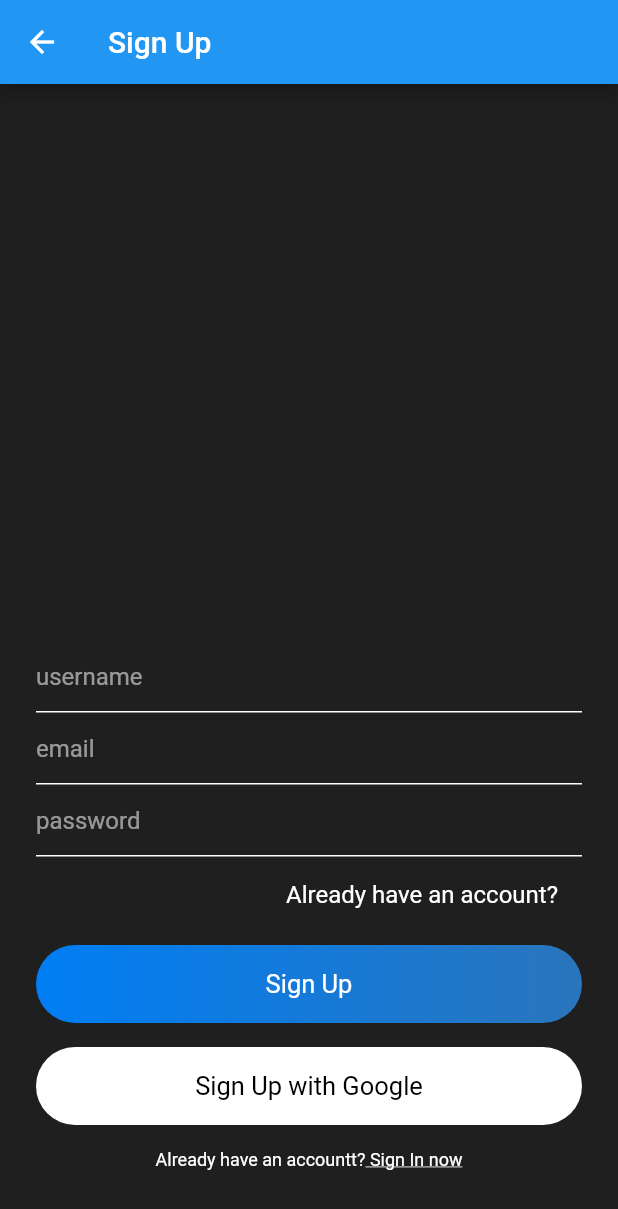
After one commit to John-Major/Musable, a Flutter app: the SignUp screen opened directly, on a phone screen of 412 x 824 dp. The commit adds this screen. Shown: the top 1209 px of the screen. Run offline on Flutter 3.47's test engine with Material 2 defaults, Android fonts, the phone set to English and light mode, and no system bars; our stand-ins replace firebase_auth, flutter_speed_dial, logger; missing offline and left inert: spotify_sdk; accounts and stored records are empty.

Commit message:
added firebase and login page

```diff
--- /dev/null
+++ b/lib/core/widgets/text_style.dart
@@ -0,0 +1,15 @@
+import 'package:flutter/material.dart';
+
+InputDecoration textFieldInputDecoration(String hintText) {
+  return InputDecoration(
+      hintText: hintText,
+      hintStyle: TextStyle(color: Colors.white54),
+      focusedBorder:
+          UnderlineInputBorder(borderSide: BorderSide(color: Colors.white)),
+      enabledBorder:
+          UnderlineInputBorder(borderSide: BorderSide(color: Colors.white)));
+}
+
+TextStyle customTextStyle(Color color, double fontSize) {
+  return TextStyle(color: color, fontSize: fontSize);
+}
--- /dev/null
+++ b/lib/features/login_page/sign_up.dart
@@ -0,0 +1,133 @@
+import 'package:flutter/material.dart';
+import 'package:flutterproject1/core/widgets/text_style.dart';
+
+class SignUp extends StatefulWidget {
+  @override
+  _SignUpState createState() => _SignUpState();
+}
+
+class _SignUpState extends State<SignUp> {
+  TextEditingController userNameTextEditController =
+      new TextEditingController();
+  TextEditingController emailTextEditController = new TextEditingController();
+  TextEditingController passwordTextEditController =
+      new TextEditingController();
+
+  void signMeUp() {
+    if (formKey.currentState.validate()) {}
+  }
+
+  final formKey = GlobalKey<FormState>();
+
+  @override
+  Widget build(BuildContext context) {
+    return Scaffold(
+      backgroundColor: Color(0xff1f1f1f),
+      appBar: AppBar(
+        title: Text("Sign Up"),
+      ),
+      body: SingleChildScrollView(
+        child: Container(
+          height: MediaQuery.of(context).size.height - 50,
+          alignment: Alignment.bottomCenter,
+          child: Container(
+            padding: EdgeInsets.symmetric(horizontal: 24),
+            child: Column(
+              mainAxisSize: MainAxisSize.min,
+              children: [
+                Form(
+                  key: formKey,
+                  child: Column(
+                    children: [
+                      TextFormField(
+                        validator: (val) {
+                          return val.isEmpty ? "Field is Empty" : null;
+                        },
+                        controller: userNameTextEditController,
+                        style: customTextStyle(Colors.white, 16),
+                        decoration: textFieldInputDecoration("username"),
+                      ),
+                      TextFormField(
+                        controller: emailTextEditController,
+                        style: customTextStyle(Colors.white, 16),
+                        decoration: textFieldInputDecoration("email"),
+                      ),
+                      TextFormField(
+                        controller: passwordTextEditController,
+                        style: customTextStyle(Colors.white, 16),
+                        decoration: textFieldInputDecoration("password"),
+                      ),
+                    ],
+                  ),
+                ),
+                SizedBox(
+                  height: 8,
+                ),
+                Container(
+                  alignment: Alignment.centerRight,
+                  child: Container(
+                    padding: EdgeInsets.symmetric(horizontal: 16, vertical: 8),
+                    child: Text("Already have an account?",
+                        style: customTextStyle(Colors.white, 16)),
+                  ),
+                ),
+                SizedBox(
+                  height: 16,
+                ),
+                GestureDetector(
+                  onTap: () {
+                    signMeUp();
+                  },
+                  child: Container(
+                    alignment: Alignment.center,
+                    width: MediaQuery.of(context).size.width,
+                    padding: EdgeInsets.symmetric(vertical: 16),
+                    decoration: BoxDecoration(
+                        gradient: LinearGradient(colors: [
+                          const Color(0xff007EF4),
+                          const Color(0xff2A75BC)
+                        ]),
+                        borderRadius: BorderRadius.circular(30)),
+                    child: Text("Sign Up",
+                        style: customTextStyle(Colors.white, 17)),
+                  ),
+                ),
+                SizedBox(
+                  height: 16,
+                ),
+                Container(
+                  alignment: Alignment.center,
+                  width: MediaQuery.of(context).size.width,
+                  padding: EdgeInsets.symmetric(vertical: 16),
+                  decoration: BoxDecoration(
+                      color: Colors.white,
+                      borderRadius: BorderRadius.circular(30)),
+                  child: Text("Sign Up with Google",
+                      style: customTextStyle(Colors.black, 17)),
+                ),
+                SizedBox(
+                  height: 16,
+                ),
+                Row(
+                  mainAxisAlignment: MainAxisAlignment.center,
+                  children: [
+                    Text("Already have an accountt?",
+                        style: customTextStyle(Colors.white, 12)),
+                    Text(" Sign In now",
+                        style: TextStyle(
+                            color: Colors.white,
+                            fontSize: 12,
+                            decoration: TextDecoration.underline)),
+                  ],
+                ),
+                SizedBox(
+                  height: 50,
+                )
+              ],
+            ),
+          ),
+        ),
+      ),
+    );
+  }
+}
--- a/pubspec.yaml
+++ b/pubspec.yaml
@@ -33,9 +33,10 @@ dependencies:
   flutter_speed_dial: ^3.0.5
   #spotify: ^0.5.1
   webview_flutter: ^2.0.7
-  audio_manager: ^0.7.3
-  flutter_audio_query: ^0.3.5+6
+  #audio_manager: ^0.7.3
+  #flutter_audio_query: ^0.3.5+6
   spotify_sdk: ^2.1.0
+  firebase_auth: ^1.2.0
 dev_dependencies:
   flutter_test:
     sdk: flutter
```
Also changed, not shown: lib/core/services/auth.dart (added, +43 -0 lines), lib/core/services/spotify_remote_app.dart (deleted, +0 -49 lines), lib/features/login_page/login.dart (added, +121 -0 lines), lib/main.dart (+6 -1 lines), pubspec.lock, 3 other files.
